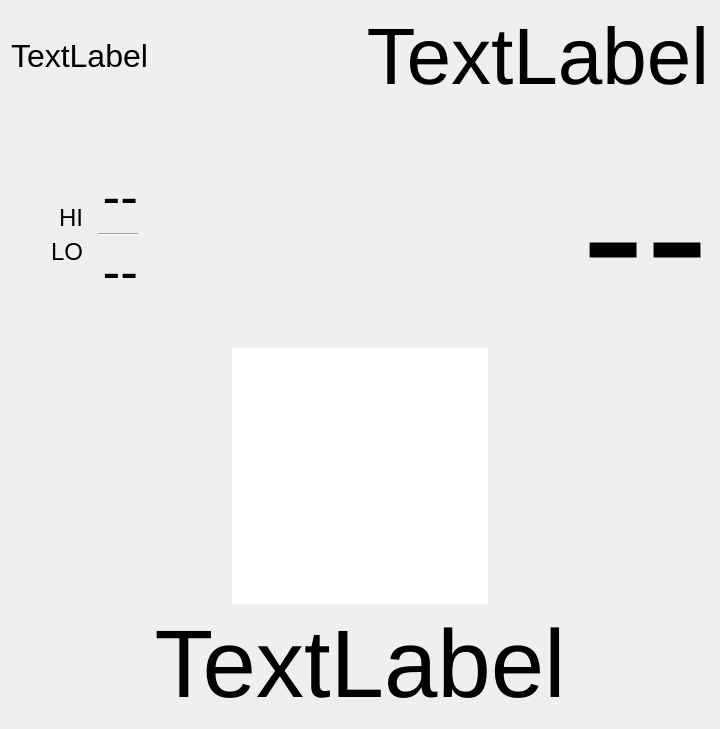
Before: the Qt Designer form weatherfxLite.ui in iachievedit/weatherfxlite, drawn with Qt 5.
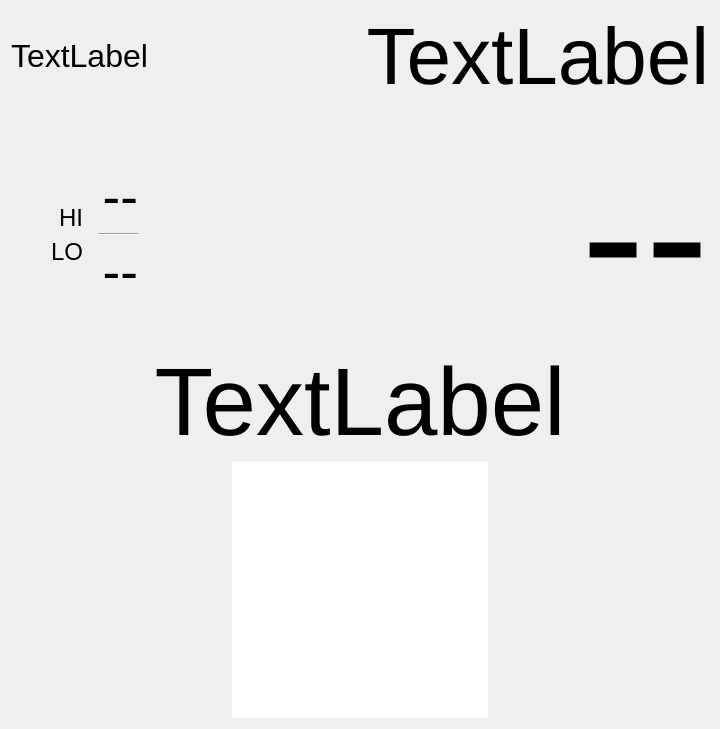
After: the same form once the commit is applied.

Diff of the .ui file:
```diff
--- a/weatherfxLite.ui
+++ b/weatherfxLite.ui
@@ -215,6 +215,21 @@
        </item>
       </layout>
      </item>
+     <item>
+      <widget class="QLabel" name="currentCondition">
+       <property name="font">
+        <font>
+         <pointsize>72</pointsize>
+        </font>
+       </property>
+       <property name="text">
+        <string>TextLabel</string>
+       </property>
+       <property name="alignment">
+        <set>Qt::AlignCenter</set>
+       </property>
+      </widget>
+     </item>
      <item>
       <layout class="QHBoxLayout" name="horizontalLayout_5">
        <item>
@@ -271,34 +286,6 @@
        </property>
       </spacer>
      </item>
-     <item>
-      <widget class="QLabel" name="currentCondition">
-       <property name="font">
-        <font>
-         <pointsize>72</pointsize>
-        </font>
-       </property>
-       <property name="text">
-        <string>TextLabel</string>
-       </property>
-       <property name="alignment">
-        <set>Qt::AlignCenter</set>
-       </property>
-      </widget>
-     </item>
-     <item>
-      <spacer name="verticalSpacer_3">
-       <property name="orientation">
-        <enum>Qt::Vertical</enum>
-       </property>
-       <property name="sizeHint" stdset="0">
-        <size>
-         <width>20</width>
-         <height>40</height>
-        </size>
-       </property>
-      </spacer>
-     </item>
     </layout>
    </item>
   </layout>
```
